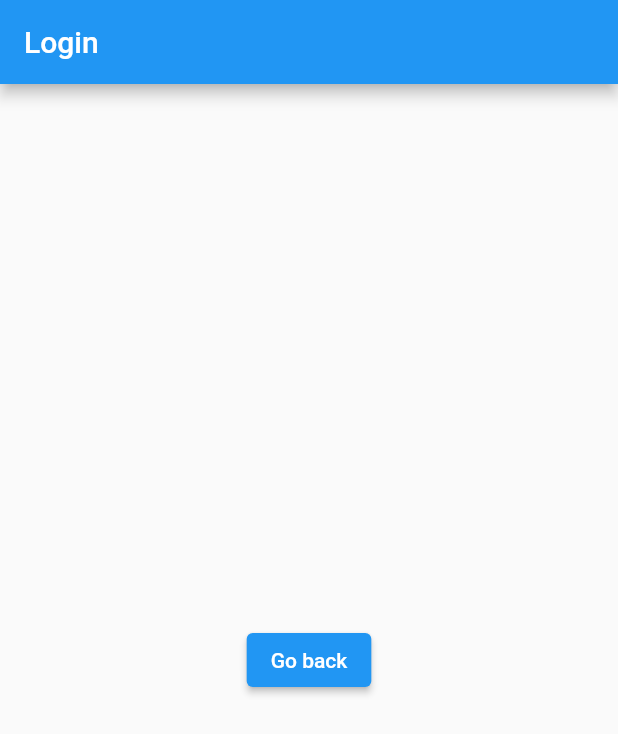
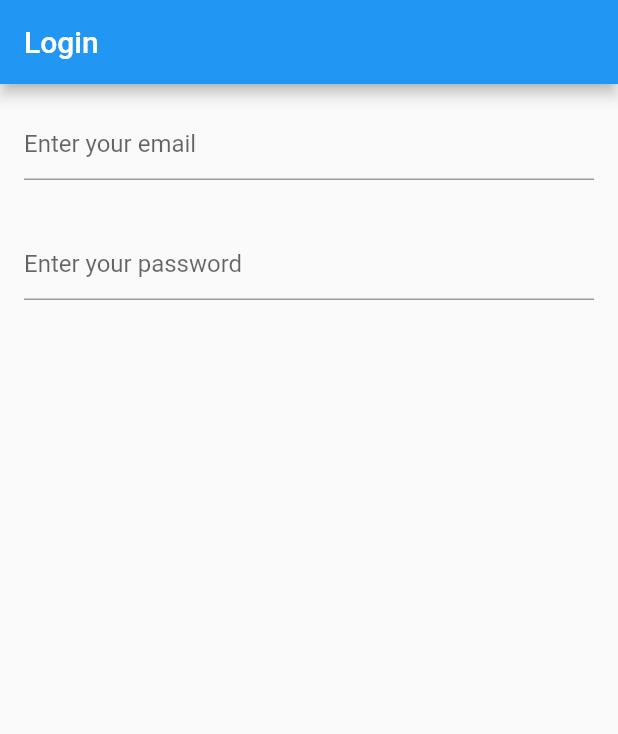
Before and after one commit to Dooflamgo/ACE, a Flutter app: the screen it shows after launch, after a tap on "Go to Login screen", on a phone screen of 412 x 824 dp. Shown: the top 734 px of the screen. Run offline on Flutter 3.47's test engine with Material 2 defaults, Android fonts, the phone set to English and light mode, and no system bars.

Commit message:
Added user and password textfield

```diff
--- a/lib/loginButton.dart
+++ b/lib/loginButton.dart
@@ -2,22 +2,49 @@ import 'package:flutter/cupertino.dart';
 import 'package:flutter/material.dart';
 
 class loginButton extends StatelessWidget {
+  const loginButton({super.key});
+
   @override
   Widget build(BuildContext context) {
     return MaterialApp(
-      title: "route",
-      theme: ThemeData(
-        primaryColor: Colors.blue,
-      ),
       home: Scaffold(
-        appBar: AppBar(title: Text("Login"),),
-        body: Center(
-          child: ElevatedButton(
-            onPressed: () {Navigator.pop(context);},
-            child: Text("Go back"),
-          ),
+        appBar: AppBar(
+          title: const Text('Login'),
+        ),
+        body: Column(
+          children: [
+            const Padding(
+              padding: EdgeInsets.all(16.0),
+              child: TextField(
+                decoration: InputDecoration(
+                  hintText: 'Enter your email',
+                ),
+              ),
+            ),
+            const Padding(
+              padding: EdgeInsets.all(16.0),
+              child: TextField(
+                obscureText: true,
+                decoration: InputDecoration(
+                  hintText: 'Enter your password',
+                ),
+              ),
+            ),
+            Padding(
+              padding: const EdgeInsets.all(16.0),
+              child: RaisedButton(
+                onPressed: () {
+                  // Perform login logic
+                },
+                child: const Text('Login'),
+              ),
+            ),
+          ],
         ),
       ),
     );
   }
 }
+
+RaisedButton({required Null Function() onPressed, required Text child}) {
+}
--- a/lib/main.dart
+++ b/lib/main.dart
@@ -22,7 +22,7 @@ class MyApp extends StatelessWidget {
         child: ElevatedButton(
           onPressed: () {
             Navigator.push(context, MaterialPageRoute(builder: (context) => loginButton()));
-            },
+          },
           child: Text("Go to Login screen"),
         ),
       ),
```
